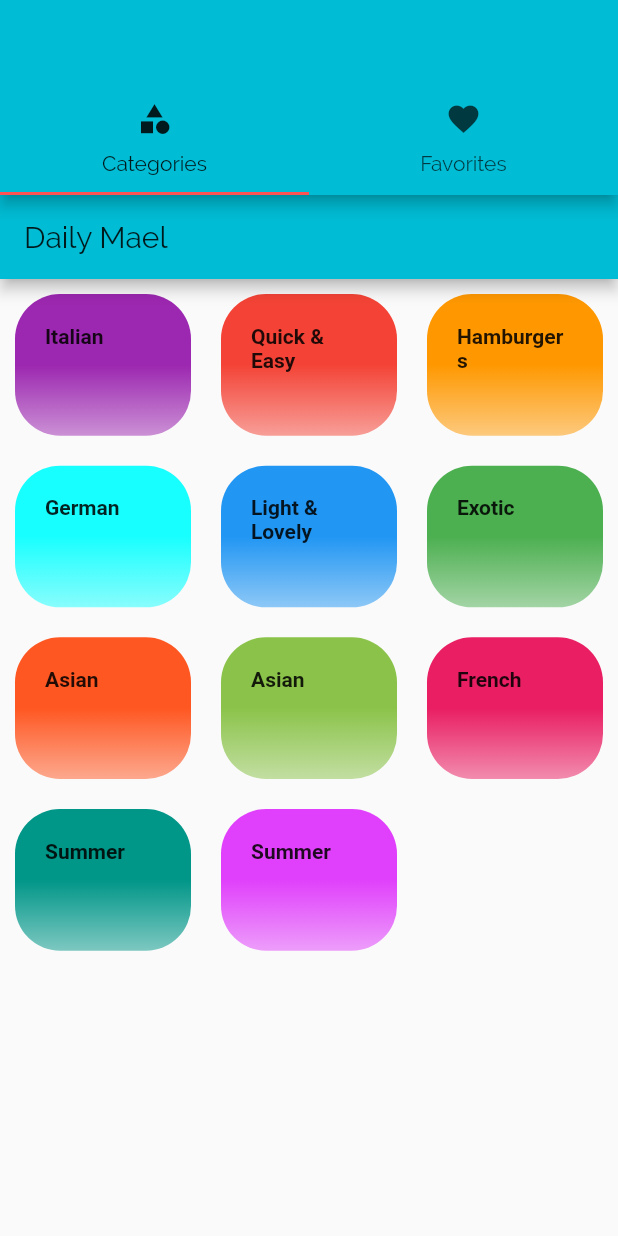
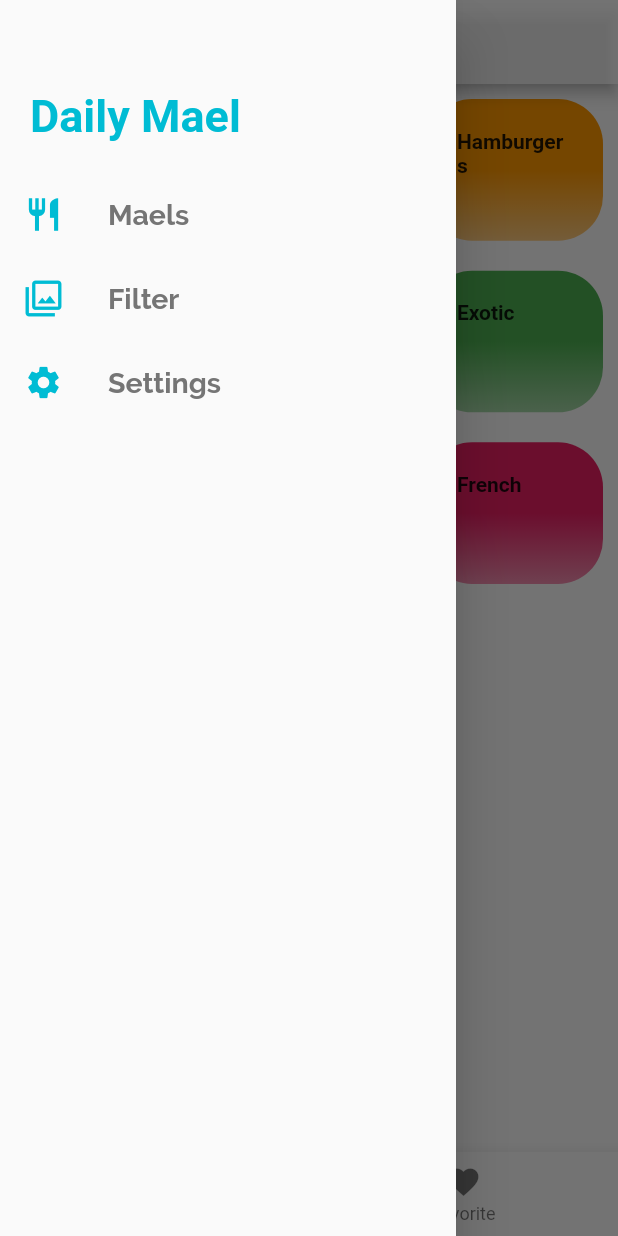
Before and after one commit to Amaniazia12/Daily-Mael-App, a Flutter app: the screen it shows after launch, with the side drawer open (before the commit the screen has no drawer), on a phone screen of 412 x 824 dp. Run offline on Flutter 3.47's test engine with Material 2 defaults, Android fonts, the phone set to English and light mode, and no system bars.

```diff
--- a/lib/main.dart
+++ b/lib/main.dart
@@ -1,4 +1,6 @@
 //ctrl+shift+R for wrap
+import 'package:daily_mael/screens/Filter_Screen.dart';
+import 'package:daily_mael/screens/Setting_Screen.dart';
 import 'package:daily_mael/screens/taps_screen.dart';
 import 'package:flutter/material.dart';
 
@@ -15,7 +17,7 @@ class MyApp extends StatelessWidget {
       title: 'Flutter Demo',
       theme: ThemeData(
         primarySwatch: Colors.cyan,
-        accentColor: Colors.redAccent,
+        accentColor: Colors.grey[600],
         fontFamily: 'Raleway',
         textTheme: ThemeData.light().textTheme.copyWith(
            bodyText1:
@@ -48,9 +50,11 @@ class MyApp extends StatelessWidget {
       //,home: CategoryScreen(),
      initialRoute: '/',
       routes: {
-        '/':(ctx)=> Taps_screen(),
+        '/':(ctx)=> TapsScreen(),
         MealScreen.routeName:(ctx)=> MealScreen(),
         MealDetailsScreen.rouatName:(ctx)=>MealDetailsScreen(),
+        FilterScreen.routName:(ctx)=>FilterScreen(),
+        SettingScreen.routName:(ctx)=>SettingScreen(),
       },
     );
   }
--- a/lib/screens/Categories_screen.dart
+++ b/lib/screens/Categories_screen.dart
@@ -5,10 +5,6 @@ class CategoryScreen extends StatelessWidget {
   @override
   Widget build(BuildContext context) {
     return Scaffold (
-     appBar: AppBar(
-       title: const Text('Daily Mael'),
-       backgroundColor: Theme.of(context).primaryColor,
-     ) ,
      body: GridView(
        gridDelegate:
         SliverGridDelegateWithMaxCrossAxisExtent(
--- /dev/null
+++ b/lib/screens/Filter_Screen.dart
@@ -0,0 +1,24 @@
+import 'package:daily_mael/widgets/Drawer.dart';
+import 'package:flutter/material.dart';
+class FilterScreen extends StatelessWidget {
+  static String routName = 'FilterScreen';
+  @override
+  Widget build(BuildContext context) {
+    return Scaffold(
+      appBar: AppBar(
+        title: Text('Filter',
+        style: TextStyle(
+          fontWeight: FontWeight.bold,
+          fontSize: 20,
+          color: Theme.of(context).primaryColor,
+          ),
+          ) ,
+        backgroundColor: Colors.white70,
+      ),
+      body:Container(
+      child: Text('Filter'),
+      ),
+      drawer: Drawer_Widget(),
+    );
+  }
+}
--- /dev/null
+++ b/lib/screens/Setting_Screen.dart
@@ -0,0 +1,24 @@
+import 'package:flutter/material.dart';
+import '../widgets/Drawer.dart';
+class SettingScreen extends StatelessWidget {
+  static String routName = 'SettingScreen';
+  @override
+  Widget build(BuildContext context) {
+    return Scaffold(
+      appBar: AppBar(
+        title: Text('Setting',
+        style: TextStyle(
+          fontWeight: FontWeight.bold,
+          fontSize: 20,
+          color: Theme.of(context).primaryColor,
+          ),
+          ) ,
+        backgroundColor: Colors.white70,
+      ),
+      body: Container(
+      child: Text('Setting'),
+      ),
+       drawer: Drawer_Widget(),
+    );
+  }
+}
--- a/lib/screens/taps_screen.dart
+++ b/lib/screens/taps_screen.dart
@@ -1,44 +1,59 @@
 //import 'package:daily_mael/models/Category.dart';
+import 'package:daily_mael/widgets/Drawer.dart';
+
 import './favorites_Screen.dart';
 import './Categories_screen.dart';
 import 'package:daily_mael/screens/Categories_screen.dart';
 import 'package:flutter/material.dart';
-class Taps_screen extends StatefulWidget {
+class TapsScreen extends StatefulWidget {
   @override
-  _Taps_screenState createState() => _Taps_screenState();
+  _TapsScreenState createState() => _TapsScreenState();
+
 }
 
-class _Taps_screenState extends State<Taps_screen> {
+class _TapsScreenState extends State<TapsScreen> {
+  List <Map<String,Object>> screensList=[
+    {
+      'page':CategoryScreen(),
+      'title':'Categories'
+    },
+    {
+      'page':FavoritesScreen(),
+      'title':'Favorites'
+    }
+  ];
+  int _indexOfSelectedScreen=0;
+  void _selectedScreen(int index ){
+    setState(() {
+      _indexOfSelectedScreen=index;
+    });
+  }
   @override
   Widget build(BuildContext context) {
-    return DefaultTabController(
-      length: 2,
-      child: Scaffold(
+    return Scaffold(
          appBar: AppBar(
-           bottom: TabBar(
-             tabs: <Widget> [
-               Tab(
-               icon : Icon(
-                 Icons.category,
-               ),
-               text:'Categories',
-               ),
-               Tab(
-                 icon:
-                  Icon(
-                    Icons.favorite
-                    ),
-                  text: 'Favorites',
-                 ),
-             ]
-           ),
+           backgroundColor: Colors.white70,
+           title: Text(screensList[_indexOfSelectedScreen]['title'],style: TextStyle(fontWeight: FontWeight.bold,fontSize: 20,color: Theme.of(context).primaryColor),),
          ),
-         body: TabBarView(
-           children: <Widget> [
-             CategoryScreen(),
-             FavoritesScreen(),
+         drawer: Drawer_Widget(),
+         body: screensList[_indexOfSelectedScreen]['page'],
+         bottomNavigationBar: BottomNavigationBar(
+           onTap:_selectedScreen,
+           //backgroundColor: Theme.of(context).primaryColor,
+           currentIndex: _indexOfSelectedScreen,
+           //type: BottomNavigationBarType.shifting,
+           items: [
+             BottomNavigationBarItem(
+               backgroundColor: Theme.of(context).primaryColor,
+               icon: Icon(Icons.category),
+               title: Text('Categories'),
+             ),
+             BottomNavigationBarItem(
+               backgroundColor: Theme.of(context).primaryColor,
+               icon: Icon(Icons.favorite),
+               title: Text('Favorite'),
+             ),
            ]),
-      ),
-    );
+      );
   }
 }
--- /dev/null
+++ b/lib/widgets/Drawer.dart
@@ -0,0 +1,51 @@
+import 'package:daily_mael/screens/Filter_Screen.dart';
+import 'package:daily_mael/screens/Setting_Screen.dart';
+import 'package:flutter/material.dart';
+class Drawer_Widget extends StatelessWidget {
+ Widget buildListTitle(String title , IconData icon ,BuildContext context , Function screen){
+   return ListTile(
+            leading: Icon (
+              icon,
+              size:26,
+              color: Theme.of(context).primaryColor,
+            ),
+            title:
+              Text(
+                 title,
+                 style:
+                 TextStyle(
+                   color:Theme.of(context).accentColor ,
+                   fontSize: 19,
+                    ),
+              ),
+              onTap:screen,
+          );
+  }
+  @override
+  Widget build(BuildContext context) {
+    return Drawer(
+      child: Column(
+        children: [
+          SizedBox(
+            height: 40,
+          ),
+          Container(
+            padding: EdgeInsets.all(20),
+            alignment: Alignment.centerLeft,
+            child: Text('Daily Mael',
+            style:TextStyle(
+              fontSize:30,
+              fontWeight: FontWeight.bold,
+              color: Theme.of(context).primaryColor,
+            )
+            ),
+          ),
+          buildListTitle('Maels',Icons.restaurant,context ,(){Navigator.of(context).pushNamed('/');}),
+          buildListTitle('Filter',Icons.filter,context,(){Navigator.of(context).pushNamed(FilterScreen.routName);}),
+          buildListTitle('Settings',Icons.settings,context,(){}),
+
+        ],
+      ),
+    );
+  }
+}
```
